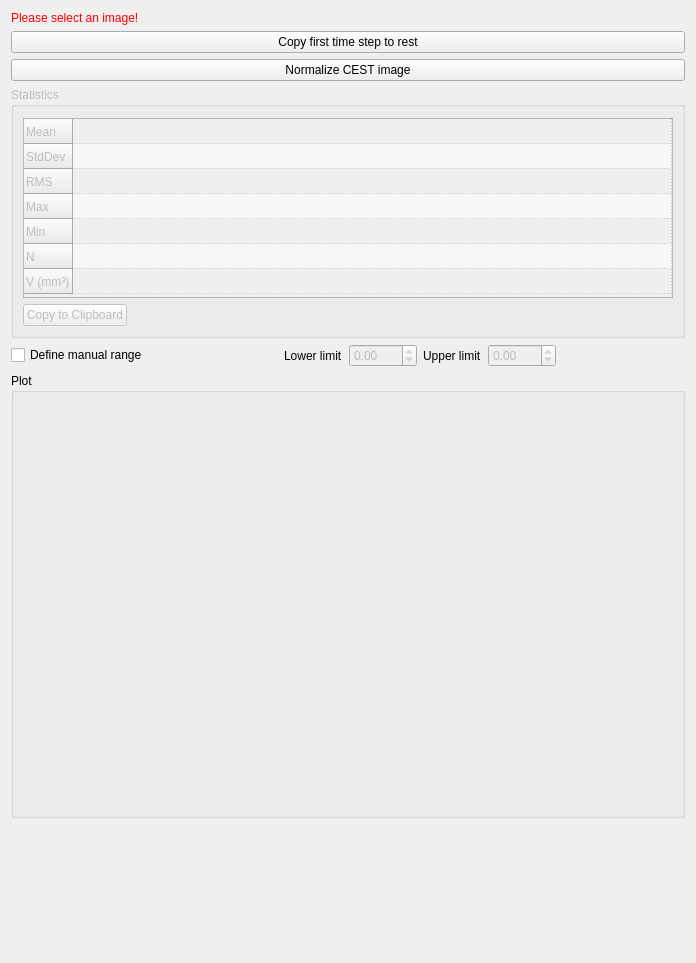
Old version of the form Plugins/org.mitk.gui.qt.cest/src/internal/QmitkCESTStatisticsViewControls.ui in the repository ac3957/MITK.
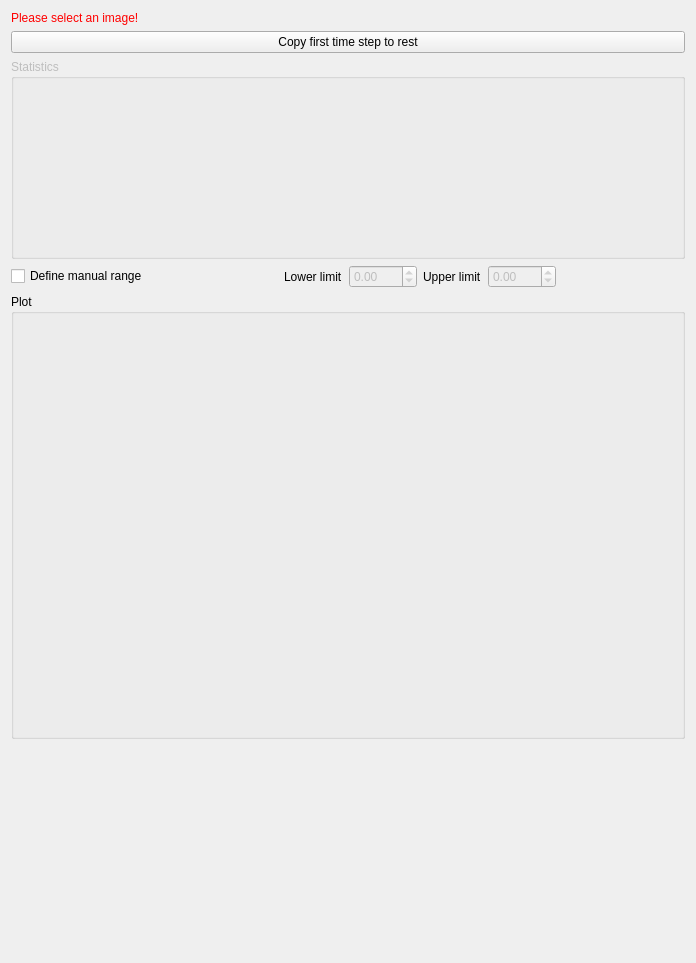
New version of the form. Custom widgets are drawn as their Qt base class.

Diff of the .ui file:
```diff
--- a/Plugins/org.mitk.gui.qt.cest/src/internal/QmitkCESTStatisticsViewControls.ui
+++ b/Plugins/org.mitk.gui.qt.cest/src/internal/QmitkCESTStatisticsViewControls.ui
@@ -40,18 +40,17 @@
      </property>
     </widget>
    </item>
-   <item>
-    <widget class="QPushButton" name="normalizeImagePushButton">
-     <property name="text">
-      <string>Normalize CEST image</string>
-     </property>
-    </widget>
-   </item>
    <item>
     <widget class="QGroupBox" name="m_StatisticsGroupBox">
      <property name="enabled">
       <bool>false</bool>
      </property>
+     <property name="minimumSize">
+      <size>
+       <width>0</width>
+       <height>200</height>
+      </size>
+     </property>
      <property name="title">
       <string>Statistics</string>
      </property>
@@ -66,169 +65,98 @@
        <number>9</number>
       </property>
       <item>
-       <widget class="QTableWidget" name="m_StatisticsTable">
-        <property name="enabled">
-         <bool>false</bool>
+       <widget class="QmitkImageStatisticsWidget" name="widget_statistics" native="true">
+        <property name="palette">
+         <palette>
+          <active>
+           <colorrole role="WindowText">
+            <brush brushstyle="SolidPattern">
+             <color alpha="255">
+              <red>255</red>
+              <green>0</green>
+              <blue>0</blue>
+             </color>
+            </brush>
+           </colorrole>
+           <colorrole role="Text">
+            <brush brushstyle="SolidPattern">
+             <color alpha="255">
+              <red>255</red>
+              <green>0</green>
+              <blue>0</blue>
+             </color>
+            </brush>
+           </colorrole>
+           <colorrole role="ButtonText">
+            <brush brushstyle="SolidPattern">
+             <color alpha="255">
+              <red>255</red>
+              <green>0</green>
+              <blue>0</blue>
+             </color>
+            </brush>
+           </colorrole>
+          </active>
+          <inactive>
+           <colorrole role="WindowText">
+            <brush brushstyle="SolidPattern">
+             <color alpha="255">
+              <red>255</red>
+              <green>0</green>
+              <blue>0</blue>
+             </color>
+            </brush>
+           </colorrole>
+           <colorrole role="Text">
+            <brush brushstyle="SolidPattern">
+             <color alpha="255">
+              <red>255</red>
+              <green>0</green>
+              <blue>0</blue>
+             </color>
+            </brush>
+           </colorrole>
+           <colorrole role="ButtonText">
+            <brush brushstyle="SolidPattern">
+             <color alpha="255">
+              <red>255</red>
+              <green>0</green>
+              <blue>0</blue>
+             </color>
+            </brush>
+           </colorrole>
+          </inactive>
+          <disabled>
+           <colorrole role="WindowText">
+            <brush brushstyle="SolidPattern">
+             <color alpha="255">
+              <red>120</red>
+              <green>120</green>
+              <blue>120</blue>
+             </color>
+            </brush>
+           </colorrole>
+           <colorrole role="Text">
+            <brush brushstyle="SolidPattern">
+             <color alpha="255">
+              <red>120</red>
+              <green>120</green>
+              <blue>120</blue>
+             </color>
+            </brush>
+           </colorrole>
+           <colorrole role="ButtonText">
+            <brush brushstyle="SolidPattern">
+             <color alpha="255">
+              <red>120</red>
+              <green>120</green>
+              <blue>120</blue>
+             </color>
+            </brush>
+           </colorrole>
+          </disabled>
+         </palette>
         </property>
-        <property name="minimumSize">
-         <size>
-          <width>100</width>
-          <height>180</height>
-         </size>
-        </property>
-        <property name="maximumSize">
-         <size>
-          <width>16777215</width>
-          <height>16777215</height>
-         </size>
-        </property>
-        <property name="verticalScrollBarPolicy">
-         <enum>Qt::ScrollBarAsNeeded</enum>
-        </property>
-        <property name="horizontalScrollBarPolicy">
-         <enum>Qt::ScrollBarAsNeeded</enum>
-        </property>
-        <property name="autoScroll">
-         <bool>true</bool>
-        </property>
-        <property name="editTriggers">
-         <set>QAbstractItemView::NoEditTriggers</set>
-        </property>
-        <property name="alternatingRowColors">
-         <bool>true</bool>
-        </property>
-        <property name="showGrid">
-         <bool>true</bool>
-        </property>
-        <property name="gridStyle">
-         <enum>Qt::DotLine</enum>
-        </property>
-        <property name="cornerButtonEnabled">
-         <bool>false</bool>
-        </property>
-        <property name="rowCount">
-         <number>7</number>
-        </property>
-        <attribute name="horizontalHeaderVisible">
-         <bool>false</bool>
-        </attribute>
-        <attribute name="horizontalHeaderCascadingSectionResizes">
-         <bool>false</bool>
-        </attribute>
-        <attribute name="horizontalHeaderDefaultSectionSize">
-         <number>80</number>
-        </attribute>
-        <attribute name="horizontalHeaderHighlightSections">
-         <bool>true</bool>
-        </attribute>
-        <attribute name="horizontalHeaderMinimumSectionSize">
-         <number>80</number>
-        </attribute>
-        <attribute name="horizontalHeaderShowSortIndicator" stdset="0">
-         <bool>false</bool>
-        </attribute>
-        <attribute name="horizontalHeaderStretchLastSection">
-         <bool>true</bool>
-        </attribute>
-        <attribute name="verticalHeaderVisible">
-         <bool>true</bool>
-        </attribute>
-        <attribute name="verticalHeaderCascadingSectionResizes">
-         <bool>false</bool>
-        </attribute>
-        <attribute name="verticalHeaderDefaultSectionSize">
-         <number>25</number>
-        </attribute>
-        <attribute name="verticalHeaderMinimumSectionSize">
-         <number>25</number>
-        </attribute>
-        <attribute name="verticalHeaderShowSortIndicator" stdset="0">
-         <bool>false</bool>
-        </attribute>
-        <attribute name="verticalHeaderStretchLastSection">
-         <bool>false</bool>
-        </attribute>
-        <row>
-         <property name="text">
-          <string>Mean</string>
-         </property>
-        </row>
-        <row>
-         <property name="text">
-          <string>StdDev</string>
-         </property>
-        </row>
-        <row>
-         <property name="text">
-          <string>RMS</string>
-         </property>
-        </row>
-        <row>
-         <property name="text">
-          <string>Max</string>
-         </property>
-        </row>
-        <row>
-         <property name="text">
-          <string>Min</string>
-         </property>
-        </row>
-        <row>
-         <property name="text">
-          <string>N</string>
-         </property>
-        </row>
-        <row>
-         <property name="text">
-          <string>V (mm³)</string>
-         </property>
-        </row>
-        <column>
-         <property name="text">
-          <string>0</string>
-         </property>
-        </column>
-       </widget>
-      </item>
-      <item>
-       <widget class="QWidget" name="widget" native="true">
-        <layout class="QHBoxLayout" name="horizontalLayout">
-         <property name="spacing">
-          <number>0</number>
-         </property>
-         <property name="leftMargin">
-          <number>0</number>
-         </property>
-         <property name="topMargin">
-          <number>0</number>
-         </property>
-         <property name="rightMargin">
-          <number>0</number>
-         </property>
-         <property name="bottomMargin">
-          <number>0</number>
-         </property>
-         <item>
-          <widget class="QPushButton" name="m_CopyStatisticsToClipboardPushButton">
-           <property name="text">
-            <string>Copy to Clipboard</string>
-           </property>
-          </widget>
-         </item>
-         <item>
-          <spacer name="horizontalSpacer">
-           <property name="orientation">
-            <enum>Qt::Horizontal</enum>
-           </property>
-           <property name="sizeHint" stdset="0">
-            <size>
-             <width>40</width>
-             <height>20</height>
-            </size>
-           </property>
-          </spacer>
-         </item>
-        </layout>
        </widget>
       </item>
      </layout>
@@ -374,6 +302,12 @@
    <header>QmitkPlotWidget.h</header>
    <container>1</container>
   </customwidget>
+  <customwidget>
+   <class>QmitkImageStatisticsWidget</class>
+   <extends>QWidget</extends>
+   <header location="global">QmitkImageStatisticsWidget.h</header>
+   <container>1</container>
+  </customwidget>
  </customwidgets>
  <resources/>
  <connections/>
```
